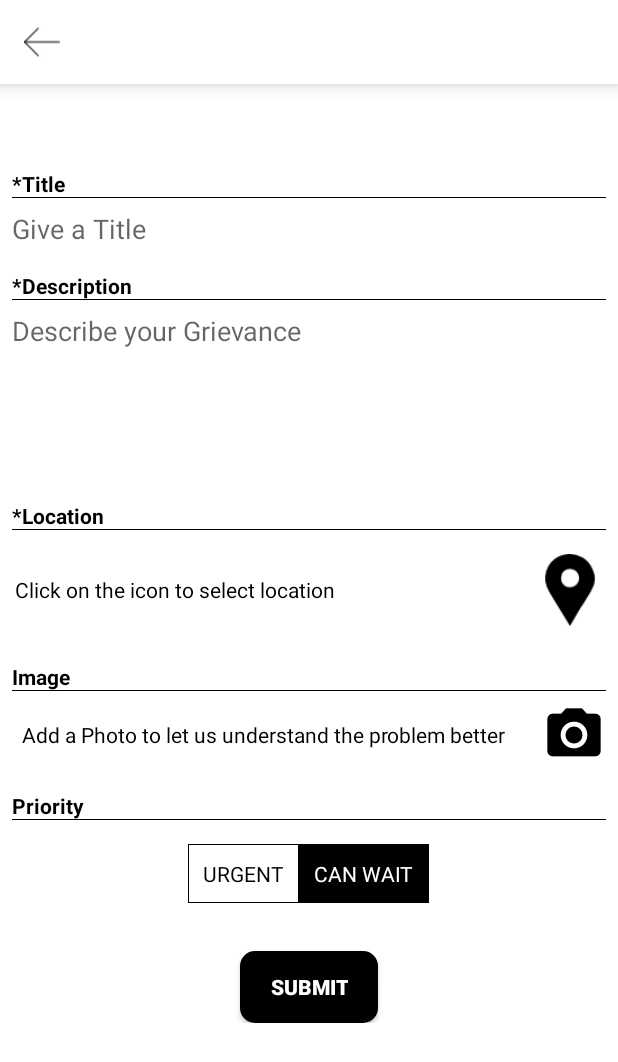
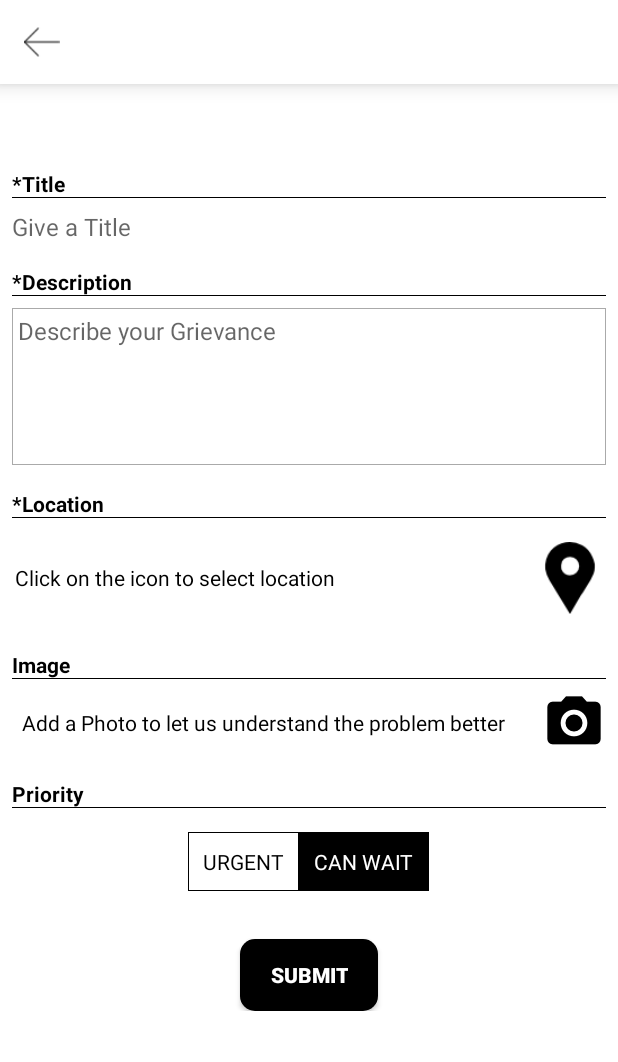
Before and after one commit to lattamatic/ChangePins2, an Android app: the ActivityRegisterComplaint screen opened directly, with no data from a screen before it, on a phone screen of 412 x 824 dp. Shown: the top 1062 px of the screen. Run offline under Robolectric (Android 15) with nearby library versions, the phone set to English and light mode, and no system bars; libraries missing offline, so code that uses them is left out: com.facebook, com.theartofdev.edmodo; pictures from the network do not load.

Commit message:
Made minor UI changes in Register Complaint screen

```diff
--- /dev/null
+++ b/app/src/main/res/drawable/edittext_border.xml
@@ -0,0 +1,19 @@
+<?xml version="1.0" encoding="utf-8"?>
+<layer-list xmlns:android="http://schemas.android.com/apk/res/android" >
+
+    <item>
+        <shape android:shape="rectangle" >
+            <solid android:color="#AAA" />
+        </shape>
+    </item>
+    <item
+        android:top="1dp"
+        android:bottom="1dp"
+        android:left="1dp"
+        android:right="1dp">
+        <shape android:shape="rectangle" >
+            <solid android:color="#FFFFFF" />
+        </shape>
+    </item>
+
+</layer-list>
--- a/app/src/main/res/layout/ac_register_complaint.xml
+++ b/app/src/main/res/layout/ac_register_complaint.xml
@@ -72,10 +72,10 @@
                 android:layout_height="wrap_content"
                 android:layout_marginTop="8dp"
                 android:background="@null"
-                android:ems="15"
                 android:hint="Give a Title"
                 android:maxLength="100"
-                android:maxLines="1" />
+                android:maxLines="1"
+                android:textSize="16sp" />
 
             <TextView
                 android:layout_width="match_parent"
@@ -90,11 +90,13 @@
                 android:layout_width="match_parent"
                 android:layout_height="wrap_content"
                 android:layout_marginTop="8dp"
-                android:background="@null"
+                android:background="@drawable/edittext_border"
                 android:gravity="top"
                 android:hint="Describe your Grievance"
                 android:maxLines="5"
-                android:minLines="5" />
+                android:minLines="5"
+                android:padding="4dp"
+                android:textSize="16sp" />
 
             <TextView
                 android:layout_width="match_parent"
```
